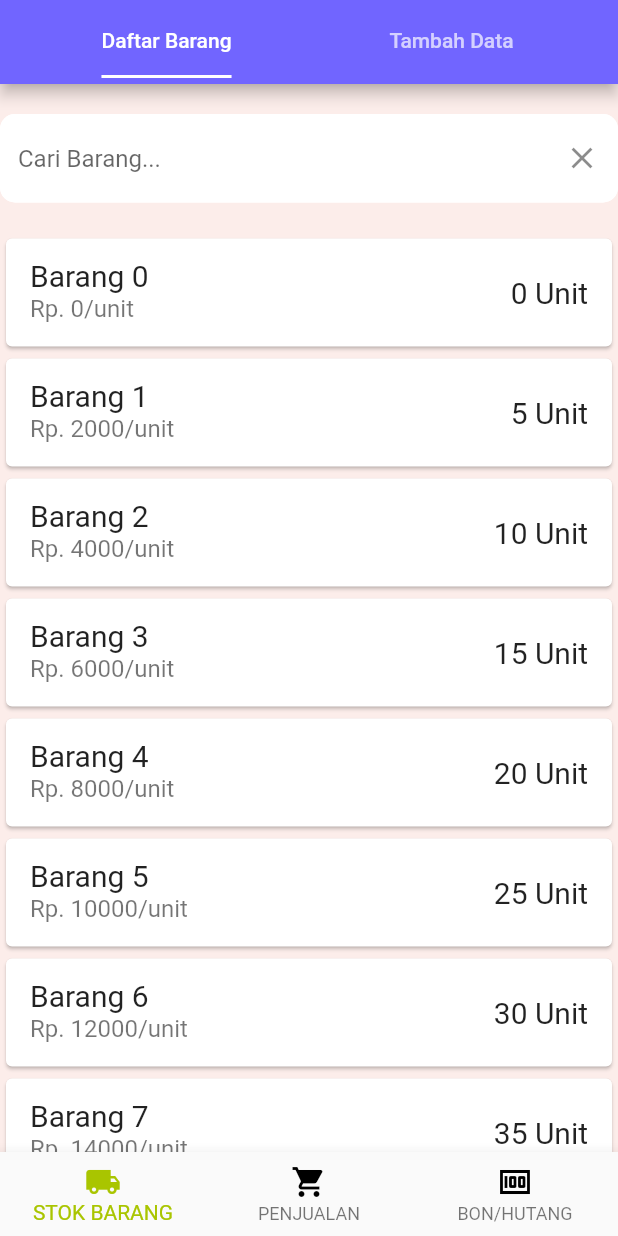
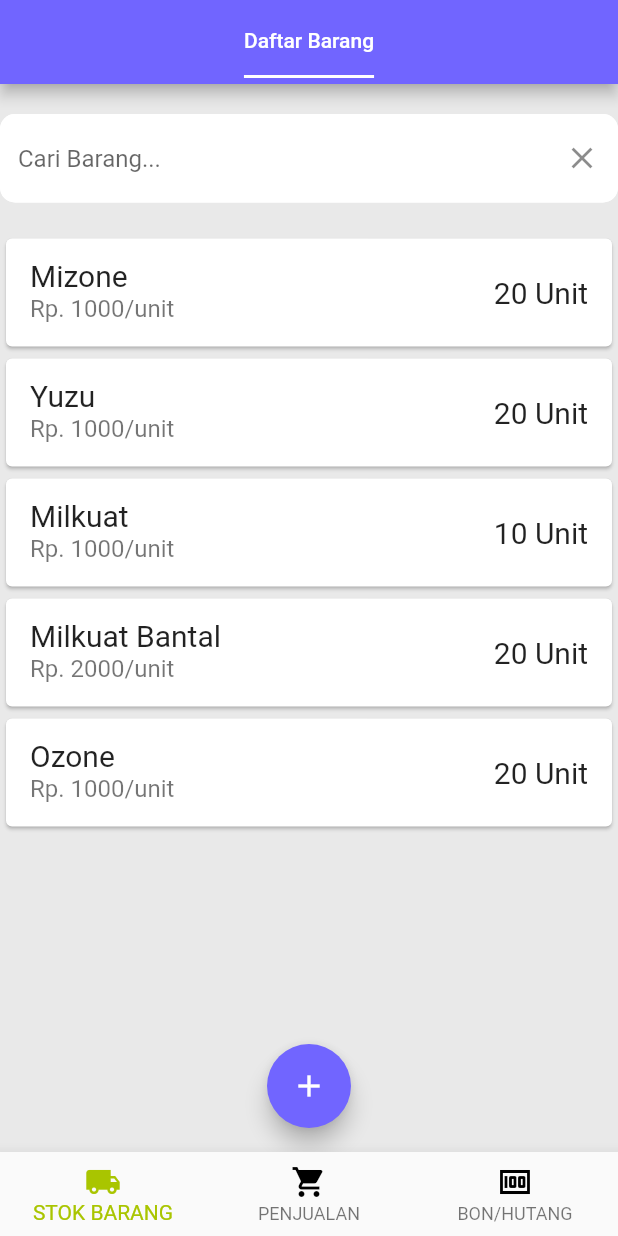
Before and after one commit to adinwirog/sj-apps, a Flutter app: the screen it shows after launch, on a phone screen of 412 x 824 dp. Run offline on Flutter 3.47's test engine with Material 2 defaults, Android fonts, the phone set to English and light mode, and no system bars.

Commit message:
adding search feature

```diff
--- a/lib/models/unit_barang.dart
+++ b/lib/models/unit_barang.dart
@@ -0,0 +1,7 @@
+class Barang {
+  String nama;
+  int? hargaPerUnit;
+  int? jumlahUnit;
+
+  Barang({required this.nama, this.hargaPerUnit, this.jumlahUnit});
+}
--- a/lib/screens/tabbar/stokbarang/stokbarang_tab.dart
+++ b/lib/screens/tabbar/stokbarang/stokbarang_tab.dart
@@ -13,7 +13,7 @@
   @override
   Widget build(BuildContext context) {
     return DefaultTabController(
-      length: 2,
+      length: 1,
       child: Scaffold(
         appBar: AppBar(
           backgroundColor: Color(0xff7165FF),
@@ -22,14 +22,14 @@
             indicatorColor: Colors.white,
             tabs: [
               Tab(child: Text("Daftar Barang")),
-              Tab(child: Text("Tambah Data")),
+              // Tab(child: Text("Tambah Data")),
             ],
           ),
         ),
         body: const TabBarView(
           children: [
             DaftarBarangView(),
-            TambahDataView(),
+            // TambahDataView(),
           ],
         ),
       ),
--- a/lib/screens/tabbar/stokbarang/views/daftar_barang.dart
+++ b/lib/screens/tabbar/stokbarang/views/daftar_barang.dart
@@ -1,4 +1,5 @@
 import 'package:flutter/material.dart';
+import 'package:sarangjembar_apps/models/unit_barang.dart';
 import 'package:sarangjembar_apps/screens/detail_barang.dart';
 
 class DaftarBarangView extends StatefulWidget {
@@ -9,10 +10,28 @@
 }
 
 class _DaftarBarangViewState extends State<DaftarBarangView> {
+  List<Barang> _barang = [
+    Barang(nama: "Mizone", hargaPerUnit: 1000, jumlahUnit: 20),
+    Barang(nama: "Yuzu", hargaPerUnit: 1000, jumlahUnit: 20),
+    Barang(nama: "Milkuat", hargaPerUnit: 1000, jumlahUnit: 10),
+    Barang(nama: "Milkuat Bantal", hargaPerUnit: 2000, jumlahUnit: 20),
+    Barang(nama: "Ozone", hargaPerUnit: 1000, jumlahUnit: 20),
+  ];
+
+  List<Barang> _barangToDisplay = [];
+
+  @override
+  void initState() {
+    setState(() {
+      _barangToDisplay = _barang;
+    });
+    super.initState();
+  }
+
   @override
   Widget build(BuildContext context) {
     return Scaffold(
-      backgroundColor: Color(0xffFCEDEA),
+      backgroundColor: Color(0xffE9E9E9),
       body: Padding(
         padding: EdgeInsets.only(top: 20.0),
         child: Column(
@@ -36,11 +55,20 @@
                 ),
               ),
               keyboardType: TextInputType.text,
+              onChanged: (text) {
+                text = text.toLowerCase();
+                setState(() {
+                  _barangToDisplay = _barang.where((barang) {
+                    var namaBarang = barang.nama.toLowerCase();
+                    return namaBarang.contains(text);
+                  }).toList();
+                });
+              },
             ),
             SizedBox(height: 20),
             Expanded(
               child: ListView.builder(
-                itemCount: 20,
+                itemCount: _barangToDisplay.length,
                 itemBuilder: (context, index) => Card(
                   child: ListTile(
                     onTap: () {
@@ -51,15 +79,15 @@
                       ));
                     },
                     title: Text(
-                      "Barang $index",
+                      "${_barangToDisplay[index].nama}",
                       style: TextStyle(fontSize: 20),
                     ),
                     subtitle: Text(
-                      "Rp. ${index * 2000}/unit",
+                      "Rp. ${_barangToDisplay[index].hargaPerUnit}/unit",
                       style: TextStyle(fontSize: 16),
                     ),
                     trailing: Text(
-                      "${index * 5} Unit",
+                      "${_barangToDisplay[index].jumlahUnit} Unit",
                       style: TextStyle(fontSize: 20),
                     ),
                   ),
@@ -69,6 +97,12 @@
           ],
         ),
       ),
+      floatingActionButton: FloatingActionButton(
+        onPressed: () {},
+        backgroundColor: Color(0xff7165FF),
+        child: Icon(Icons.add),
+      ),
+      floatingActionButtonLocation: FloatingActionButtonLocation.centerFloat,
     );
   }
 }
```
